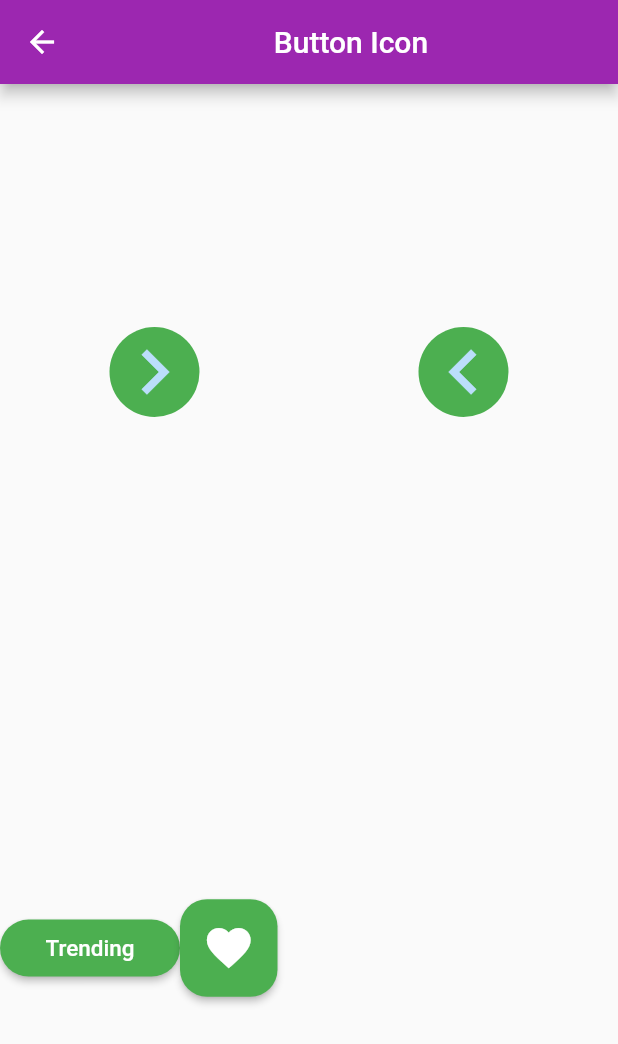
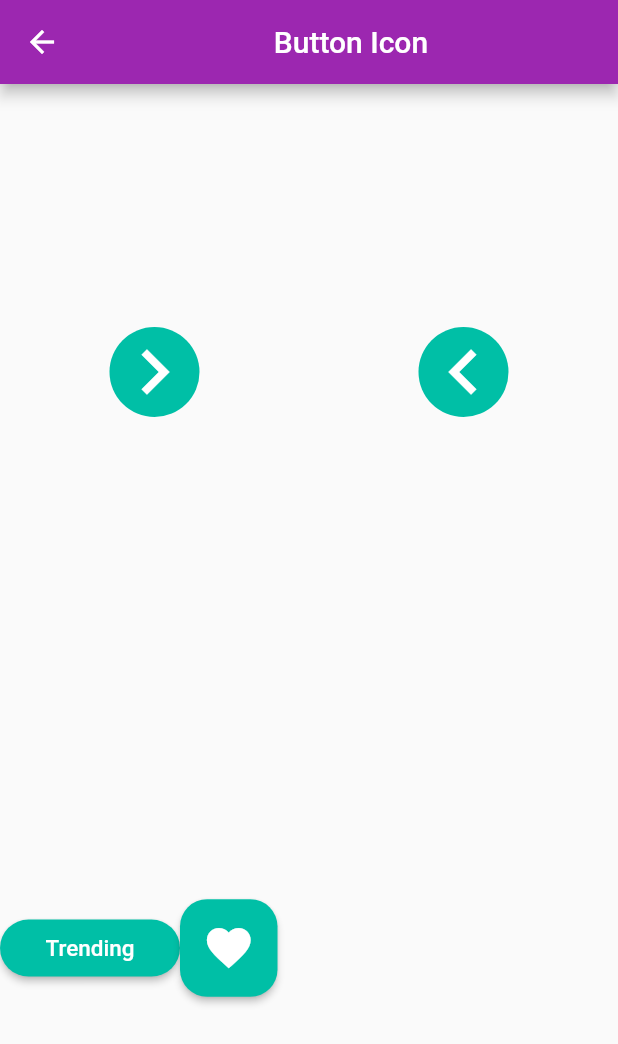
Before and after one commit to winxene/tr-mobile-app, a Flutter app: the ButtonList2 screen opened directly, on a phone screen of 412 x 824 dp. Shown: the top 1044 px of the screen. Run offline on Flutter 3.47's test engine with Material 2 defaults, Android fonts, the light colour scheme and no system bars; our stand-ins replace community_material_icon, font_awesome_flutter, google_fonts.

Commit message:
Color on button icon added

```diff
--- a/lib/button_list2.dart
+++ b/lib/button_list2.dart
@@ -4,6 +4,8 @@ import 'package:flutter/material.dart';
 
 class ButtonList2 extends StatelessWidget {
   const ButtonList2({Key? key}) : super(key: key);
+
+//Color code for this project is "Color.fromRGBO(0, 191, 166, 1)" => I get this by converting the color code from figma (Hex: 00BFA6) to RGBO format.
 
   @override
   Widget build(BuildContext context) {
@@ -30,7 +32,8 @@ class ButtonList2 extends StatelessWidget {
                       size: 60,
                     ),
                     radius: 30,
-                    backgroundColor: Colors.green,
+                    backgroundColor: Color.fromRGBO(0, 191, 166, 1),
+                    foregroundColor: Colors.white,
                   ),
                 ),
                 Expanded(
@@ -41,7 +44,8 @@ class ButtonList2 extends StatelessWidget {
                       size: 60,
                     ),
                     radius: 30,
-                    backgroundColor: Colors.green,
+                    backgroundColor: Color.fromRGBO(0, 191, 166, 1),
+                    foregroundColor: Colors.white,
                   ),
                 ),
               ],
@@ -59,7 +63,7 @@ class ButtonList2 extends StatelessWidget {
                   ),
                   style: ElevatedButton.styleFrom(
                     padding: EdgeInsets.all(10),
-                    primary: Colors.green, //button color
+                    primary: Color.fromRGBO(0, 191, 166, 1), //button color
                     onPrimary: Colors
                         .white, //inside button color, in this case Text widget
                     minimumSize: Size(120,
@@ -78,7 +82,7 @@ class ButtonList2 extends StatelessWidget {
                   ),
                   style: ElevatedButton.styleFrom(
                     padding: EdgeInsets.all(15),
-                    primary: Colors.green, //button color
+                    primary: Color.fromRGBO(0, 191, 166, 1), //button color
                     onPrimary: Colors
                         .white, //inside button color, in this case icon widget
                     shape: RoundedRectangleBorder(
```
